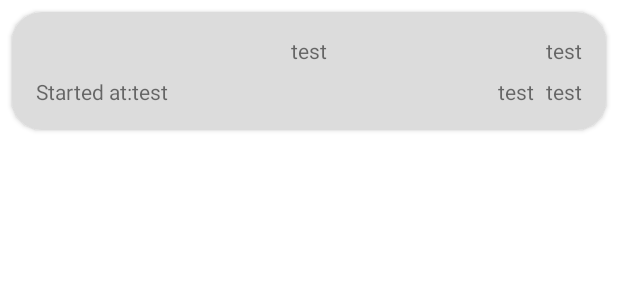
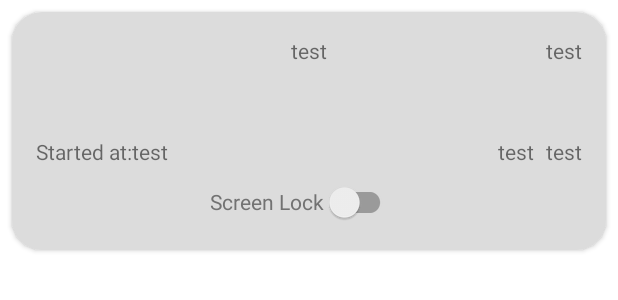
Before and after one commit to omi-repo/TimerForScreenTimeout, an Android app: the layout timer_history_adapter.xml on its own in the app's theme, with its tools: preview values and no code run, on a phone screen of 412 x 824 dp. Shown: the top 300 px of the screen. Run offline under Robolectric (Android 15) with nearby library versions, the phone set to English and light mode, and no system bars.

Commit message:
Add new value for TimerHistoryFragment.kt with screen lock value.

```diff
--- a/app/src/main/java/kost/romi/timerforscreentimeout/Durations.kt
+++ b/app/src/main/java/kost/romi/timerforscreentimeout/Durations.kt
@@ -1,3 +1,3 @@
 package kost.romi.timerforscreentimeout
 
-const val LARGE_EXPAND_DURATION = 300L
+const val LARGE_EXPAND_DURATION = 500L
--- a/app/src/main/java/kost/romi/timerforscreentimeout/TimerHistoryAdapter.kt
+++ b/app/src/main/java/kost/romi/timerforscreentimeout/TimerHistoryAdapter.kt
@@ -3,7 +3,9 @@ package kost.romi.timerforscreentimeout
 import android.view.LayoutInflater
 import android.view.View
 import android.view.ViewGroup
+import android.widget.Switch
 import android.widget.TextView
+import androidx.appcompat.widget.SwitchCompat
 import androidx.cardview.widget.CardView
 import androidx.recyclerview.widget.DiffUtil
 import androidx.recyclerview.widget.ListAdapter
@@ -28,6 +30,7 @@ class TimerHistoryAdapter :
         private val state_textview: TextView = itemView.findViewById(R.id.state_textview)
         private val id_textview: TextView = itemView.findViewById(R.id.id_textview)
         private val cardView: CardView = itemView.findViewById(R.id.cardview)
+        private val screenLock_switch: SwitchCompat = itemView.findViewById(R.id.screen_lock_switch)
 
         fun bind(timerEntity: TimerEntity) {
             dateTimerAt_textview.text =
@@ -48,6 +51,8 @@ class TimerHistoryAdapter :
             id_textview.text = ""
 
             cardView.elevation = (16).toFloat()
+
+            screenLock_switch.isChecked = timerEntity.screenLockSwitch
         }
 
         private fun timerTextViewString(long: Long, textView: TextView) {
--- a/app/src/main/java/kost/romi/timerforscreentimeout/data/TimerEntity.kt
+++ b/app/src/main/java/kost/romi/timerforscreentimeout/data/TimerEntity.kt
@@ -12,7 +12,9 @@ class TimerEntity(
     @ColumnInfo(name = "currentTime") var currentTime: Long = 0,
     @ColumnInfo(name = "startAt") var startAt: Long = 0,
     @ColumnInfo(name = "state") var state: TimerState = TimerState.READY,
-    @ColumnInfo(name = "id") @PrimaryKey(autoGenerate = true)
-    var id: Int = 0
+    @ColumnInfo(name = "screenLockSwitch") var screenLockSwitch: Boolean = false,
+    @ColumnInfo(name = "id")
+@PrimaryKey(autoGenerate = true)
+var id: Int = 0
 ) {
 }
--- a/app/src/main/java/kost/romi/timerforscreentimeout/timerhistory/TimerHistoryFragment.kt
+++ b/app/src/main/java/kost/romi/timerforscreentimeout/timerhistory/TimerHistoryFragment.kt
@@ -46,6 +46,7 @@ class TimerHistoryFragment : Fragment() {
 
     override fun onViewCreated(view: View, savedInstanceState: Bundle?) {
         super.onViewCreated(view, savedInstanceState)
+
         // This is the transition for the stagger effect.
         val stagger = Stagger()
 
--- a/app/src/main/res/layout-land/fragment_set_timer.xml
+++ b/app/src/main/res/layout-land/fragment_set_timer.xml
@@ -50,7 +50,7 @@
         </com.google.android.material.appbar.AppBarLayout>
 
         <androidx.constraintlayout.widget.ConstraintLayout
-            android:id="@+id/set_timer_fragment_container"
+            android:id="@+id/container"
             android:layout_width="match_parent"
             android:layout_height="match_parent"
             android:layout_weight="0">
--- a/app/src/main/res/layout-v26/fragment_set_timer.xml
+++ b/app/src/main/res/layout-v26/fragment_set_timer.xml
@@ -52,7 +52,8 @@
             android:id="@+id/set_timer_fragment_container"
             android:layout_width="match_parent"
             android:layout_height="match_parent"
-            android:layout_weight="0">
+            android:layout_weight="0"
+            android:animateLayoutChanges="true">
 
             <TextView
                 android:id="@+id/test_set_timer_textview"
--- a/app/src/main/res/layout/timer_history_adapter.xml
+++ b/app/src/main/res/layout/timer_history_adapter.xml
@@ -1,6 +1,7 @@
 <?xml version="1.0" encoding="utf-8"?>
 <androidx.cardview.widget.CardView xmlns:android="http://schemas.android.com/apk/res/android"
     xmlns:app="http://schemas.android.com/apk/res-auto"
+    xmlns:tools="http://schemas.android.com/tools"
     android:id="@+id/cardview"
     android:layout_width="match_parent"
     android:layout_height="wrap_content"
@@ -74,5 +75,17 @@
             android:text="@string/test"
             app:layout_constraintEnd_toEndOf="parent"
             app:layout_constraintTop_toTopOf="parent" />
+
+        <androidx.appcompat.widget.SwitchCompat
+            android:id="@+id/screen_lock_switch"
+            android:layout_width="wrap_content"
+            android:layout_height="wrap_content"
+            android:layout_marginEnd="8dp"
+            android:text="@string/screen_lock"
+            android:textColor="@color/dark_grey"
+            app:layout_constraintBottom_toBottomOf="parent"
+            app:layout_constraintEnd_toEndOf="parent"
+            app:layout_constraintStart_toStartOf="parent"
+            app:layout_constraintTop_toBottomOf="@+id/textView" />
     </androidx.constraintlayout.widget.ConstraintLayout>
 </androidx.cardview.widget.CardView>
--- /dev/null
+++ b/app/src/main/res/transition/fade_transition.xml
@@ -0,0 +1,4 @@
+<?xml version="1.0" encoding="utf-8"?>
+<transitionManager xmlns:android="http://schemas.android.com/apk/res/android">
+    <fade xmlns:android="http://schemas.android.com/apk/res/android" />
+</transitionManager>
--- a/app/src/main/res/values/colors.xml
+++ b/app/src/main/res/values/colors.xml
@@ -9,4 +9,5 @@
     <color name="white">#FFFFFFFF</color>
     <color name="lighter_grey">#DCDCDC</color>
     <color name="light_grey">#C0C0C0</color>
+    <color name="dark_grey">#727272</color>
 </resources>
--- a/app/src/main/res/values/strings.xml
+++ b/app/src/main/res/values/strings.xml
@@ -16,7 +16,7 @@
     <string name="seconds">Seconds</string>
     <string name="clear_all">Clear All</string>
     <string name="screen_lock">Screen Lock</string>
-    <!-- TODO: Remove or change this placeholder text -->
+
     <string name="hello_blank_fragment">Hello blank fragment</string>
     <string name="zeroed_countdown_timer">00 : 00 : 000</string>
 
```
Also changed, not shown: app/src/main/java/kost/romi/timerforscreentimeout/timerdetail/SetTimerFragment.kt (+44 -31 lines), app/src/main/java/kost/romi/timerforscreentimeout/timerdetail/SetTimerViewModel.kt (+12 -2 lines).
